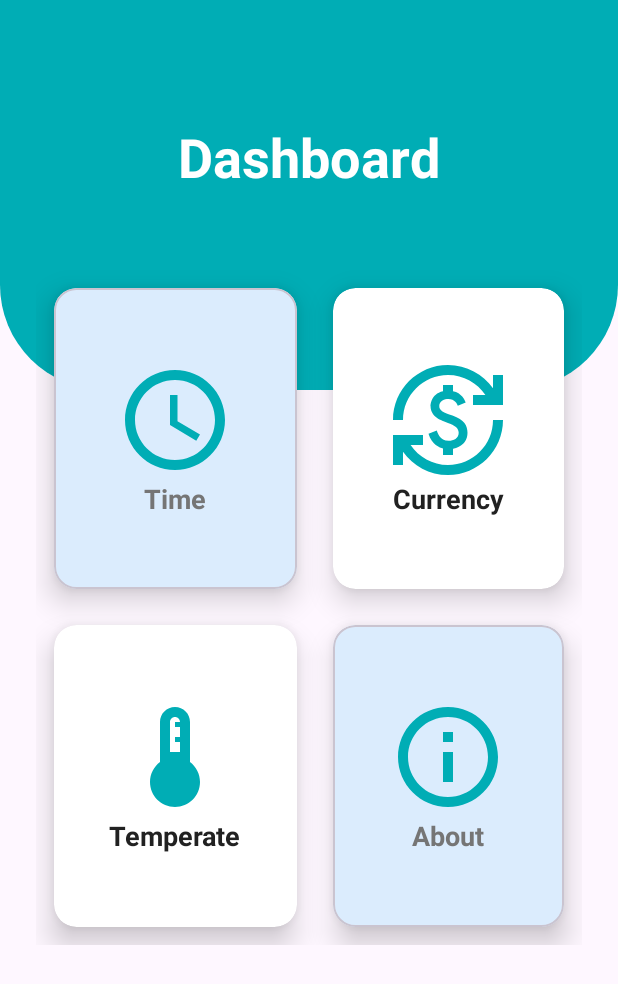
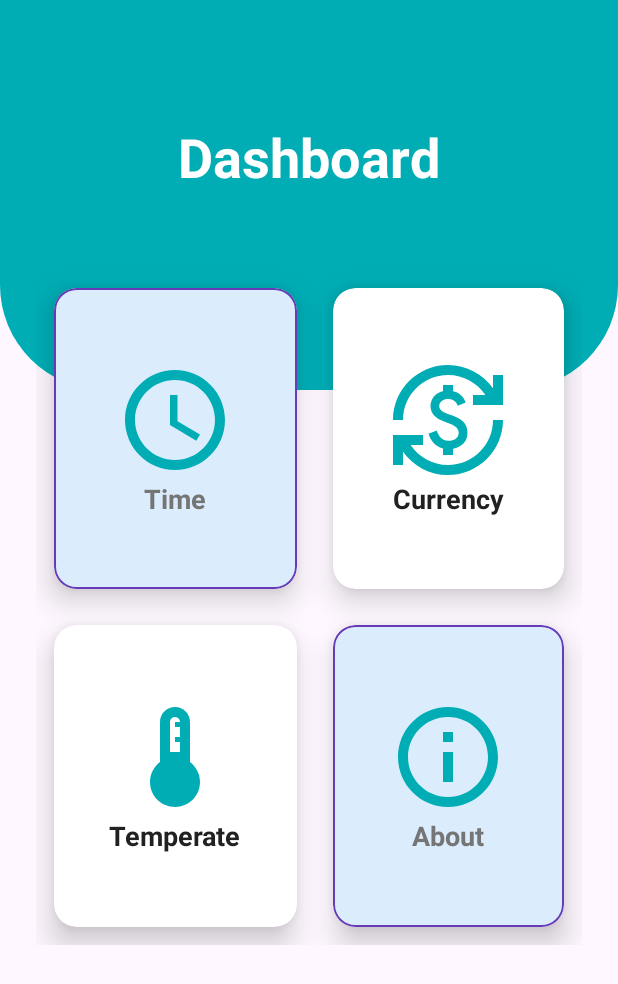
Before and after one commit to Jubayed-A/OIBSIP_Unit_Converter, an Android app: the screen it shows after launch (MainActivity), on a phone screen of 412 x 824 dp. Shown: the top 984 px of the screen. Run offline under Robolectric (Android 15) with nearby library versions, the phone set to English and light mode, and no system bars.

Commit message:
HomeFragment all design and logic added

```diff
--- a/app/src/main/java/com/example/unitconverter/presentation/ui/fragment/HomeFragment.kt
+++ b/app/src/main/java/com/example/unitconverter/presentation/ui/fragment/HomeFragment.kt
@@ -24,7 +24,7 @@ class HomeFragment : Fragment() {
 
         // start time fragment
         binding.timeSection.setOnClickListener {
-//            Toast.makeText(activity, "hello i am back", Toast.LENGTH_SHORT).show()
+            // Toast.makeText(activity, "hello i am back", Toast.LENGTH_SHORT).show()
             Navigation.findNavController(it).navigate(R.id.action_homeFragment_to_timeFragment)
         }
         // start currency fragment
--- a/app/src/main/res/layout/fragment_home.xml
+++ b/app/src/main/res/layout/fragment_home.xml
@@ -45,7 +45,9 @@
             android:layout_margin="12dp"
             android:padding="12dp"
             app:cardCornerRadius="15dp"
-            app:cardElevation="12dp">
+            app:cardElevation="12dp"
+            app:strokeColor="#673AB7"
+            >
 
             <LinearLayout
                 android:layout_width="match_parent"
@@ -85,7 +87,8 @@
             android:layout_margin="12dp"
             android:padding="12dp"
             app:cardCornerRadius="15dp"
-            app:cardElevation="12dp">
+            app:cardElevation="12dp"
+            >
 
             <LinearLayout
                 android:layout_width="match_parent"
@@ -165,7 +168,8 @@
             android:layout_margin="12dp"
             android:padding="12dp"
             app:cardCornerRadius="15dp"
-            app:cardElevation="12dp">
+            app:cardElevation="12dp"
+            app:strokeColor="#673AB7">
 
             <LinearLayout
                 android:layout_width="match_parent"
```
